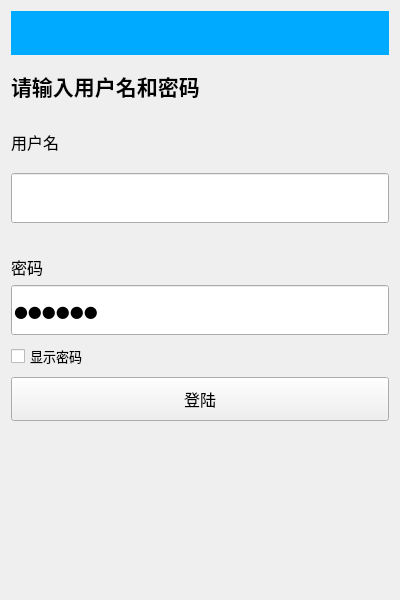
First picture: the form in pages/LoginPage.ui, repository wps139hf/app, before the edit.
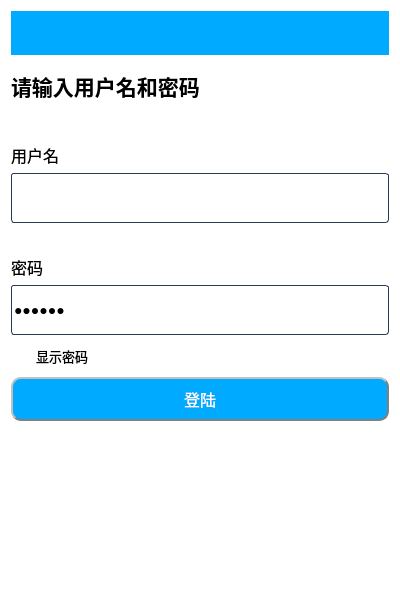
Second picture: the form after the edit. Icons and pictures are not drawn.

Commit message: style the login page;

The edit to the form file:
```diff
--- a/pages/LoginPage.ui
+++ b/pages/LoginPage.ui
@@ -19,6 +19,9 @@
   <property name="windowTitle">
    <string>Form</string>
   </property>
+  <property name="styleSheet">
+   <string notr="true">background-color: rgba(255, 255, 255, 0);</string>
+  </property>
   <layout class="QVBoxLayout" name="verticalLayout">
    <item>
     <widget class="QWidget" name="titleBar" native="true">
@@ -49,6 +52,9 @@
        <bold>true</bold>
       </font>
      </property>
+     <property name="styleSheet">
+      <string notr="true">background-color: rgba(255, 255, 255, 0);</string>
+     </property>
      <property name="text">
       <string>请输入用户名和密码</string>
      </property>
@@ -68,9 +74,15 @@
        <pointsize>12</pointsize>
       </font>
      </property>
+     <property name="styleSheet">
+      <string notr="true">background-color: rgba(255, 255, 255, 0);</string>
+     </property>
      <property name="text">
       <string>用户名</string>
      </property>
+     <property name="alignment">
+      <set>Qt::AlignBottom|Qt::AlignLeading|Qt::AlignLeft</set>
+     </property>
     </widget>
    </item>
    <item>
@@ -83,10 +95,22 @@
      </property>
      <property name="font">
       <font>
-       <family>微软雅黑</family>
-       <pointsize>12</pointsize>
+       <pointsize>-1</pointsize>
       </font>
      </property>
+     <property name="styleSheet">
+      <string notr="true">QLineEdit {
+    border: 1px solid rgb(41, 57, 85);
+    border-radius: 3px;
+    background: white;
+    selection-background-color: green;
+    font-size: 14px ;
+}
+ 
+QLineEdit:hover {
+    border: 1px solid blue;
+}</string>
+     </property>
     </widget>
    </item>
    <item>
@@ -103,6 +127,9 @@
        <pointsize>12</pointsize>
       </font>
      </property>
+     <property name="styleSheet">
+      <string notr="true">background-color: rgba(255, 255, 255, 0);</string>
+     </property>
      <property name="text">
       <string>密码</string>
      </property>
@@ -121,10 +148,22 @@
      </property>
      <property name="font">
       <font>
-       <family>微软雅黑</family>
-       <pointsize>12</pointsize>
+       <pointsize>-1</pointsize>
       </font>
      </property>
+     <property name="styleSheet">
+      <string notr="true">QLineEdit {
+    border: 1px solid rgb(41, 57, 85);
+    border-radius: 3px;
+    background: white;
+    selection-background-color: green;
+    font-size: 14px ;
+}
+ 
+QLineEdit:hover {
+    border: 1px solid blue;
+}</string>
+     </property>
      <property name="text">
       <string>123456</string>
      </property>
@@ -141,6 +180,38 @@
        <height>30</height>
       </size>
      </property>
+     <property name="maximumSize">
+      <size>
+       <width>16777215</width>
+       <height>30</height>
+      </size>
+     </property>
+     <property name="styleSheet">
+      <string notr="true">QCheckBox {
+    spacing: 10px;
+}
+ 
+QCheckBox::indicator {
+    width: 15px;
+    height: 15px;
+}
+ 
+QCheckBox::indicator:unchecked {
+    image: url(://icons/icon-checkbox-normal.png);
+}
+ 
+QCheckBox::indicator:unchecked:disabled {
+    image: url(://icons/icon-checkbox-disable.png);
+}
+ 
+QCheckBox::indicator:unchecked:hover {
+    image: url(://icons/icon-checkbox-hover.png);
+}
+ 
+QCheckBox::indicator:checked {
+    image: url(://icons/icon-checkbox-down.png);
+}</string>
+     </property>
      <property name="text">
       <string>显示密码</string>
      </property>
@@ -166,6 +237,23 @@
        <pointsize>12</pointsize>
       </font>
      </property>
+     <property name="styleSheet">
+      <string notr="true">QPushButton{
+	background-color: rgb(0, 170, 255);
+	color: white;   
+	border-radius: 10px;  
+	border: 2px groove gray;                       
+	border-style: outset;
+}
+QPushButton:hover{
+	background-color:white; 
+	color: black;
+}
+QPushButton:pressed{
+	background-color:rgb(85, 170, 255);
+	border-style: inset;
+}</string>
+     </property>
      <property name="text">
       <string>登陆</string>
      </property>
```
The commit also changes 5 other files.
